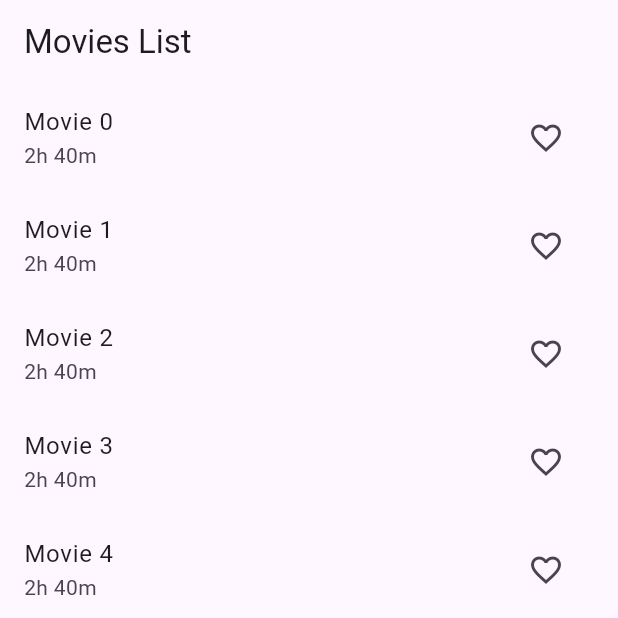
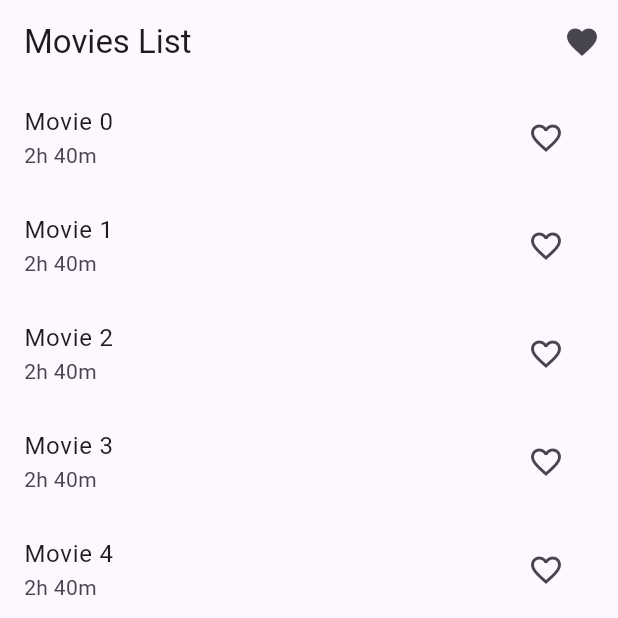
Before and after one commit to Jathu23/provider_practices, a Flutter app: the screen it shows after launch, on a phone screen of 412 x 824 dp, the top half of it. Run offline on Flutter 3.47's test engine with Material 3 defaults, Android fonts, the light colour scheme and no system bars.

Commit message:
Add favorite movies

```diff
--- a/lib/Providers/movie_provider.dart
+++ b/lib/Providers/movie_provider.dart
@@ -1,8 +1,6 @@
-
 import 'dart:math';
 import 'package:flutter/material.dart';
 import 'package:provider_practices/Models/movie_model.dart';
-
 
 List<Movie> initialMovies = List.generate(
   25,
@@ -27,18 +25,9 @@ class MovieProvider extends ChangeNotifier {
     }
     notifyListeners();
   }
+
+  void removeFavorite(Movie movie) {
+    _myFavMovies.remove(movie);
+    notifyListeners();
+  }
 }
-
-  List<Movie> _movies = initialMovies;
-  List<Movie> _MyferedMovies = [];
-
-  List<Movie> get movies => _movies;
-  List<Movie> get myFavMovies => _MyferedMovies;
-
-  void addMovie(Movie movie) {
-    _MyferedMovies.add(movie);
-  }
-
-  void removeMovie(Movie movie) {
-    _MyferedMovies.remove(movie);
-  }
--- a/lib/main.dart
+++ b/lib/main.dart
@@ -1,7 +1,7 @@
 import 'package:flutter/material.dart';
 import 'package:provider/provider.dart';
-
 import 'package:provider_practices/Providers/movie_provider.dart';
+import 'package:provider_practices/Screens/favorite_movies_page.dart';
 
 void main() {
   runApp(
@@ -18,8 +18,31 @@ class MainApp extends StatelessWidget {
   @override
   Widget build(BuildContext context) {
     return MaterialApp(
+      debugShowCheckedModeBanner: false, // Hide the debug badge
       home: Scaffold(
-        appBar: AppBar(title: const Text('Movies List')),
+        appBar: AppBar(
+          title: const Text('Movies List'),
+          actions: [
+            Consumer<MovieProvider>(
+              builder: (context, movieProvider, child) {
+                return IconButton(
+                  icon: Badge(
+                    count: movieProvider.myFavMovies.length,
+                    child: const Icon(Icons.favorite),
+                  ),
+                  onPressed: () {
+                    Navigator.push(
+                      context,
+                      MaterialPageRoute(
+                        builder: (context) => const FavoriteMoviesPage(),
+                      ),
+                    );
+                  },
+                );
+              },
+            ),
+          ],
+        ),
         body: Consumer<MovieProvider>(
           builder: (context, movieProvider, child) {
             return ListView.builder(
@@ -51,3 +74,35 @@ class MainApp extends StatelessWidget {
     );
   }
 }
+
+class Badge extends StatelessWidget {
+  final int count;
+  final Widget child;
+
+  const Badge({super.key, required this.count, required this.child});
+
+  @override
+  Widget build(BuildContext context) {
+    return Stack(
+      alignment: Alignment.topRight,
+      children: [
+        child,
+        if (count > 0)
+          Container(
+            padding: const EdgeInsets.all(4),
+            decoration: BoxDecoration(
+              color: Colors.red,
+              shape: BoxShape.circle,
+            ),
+            child: Text(
+              '$count',
+              style: const TextStyle(
+                color: Colors.white,
+                fontSize: 12,
+              ),
+            ),
+          ),
+      ],
+    );
+  }
+}
```
Also changed, not shown: lib/Screens/favorite_movies_page.dart (added, +38 -0 lines).
